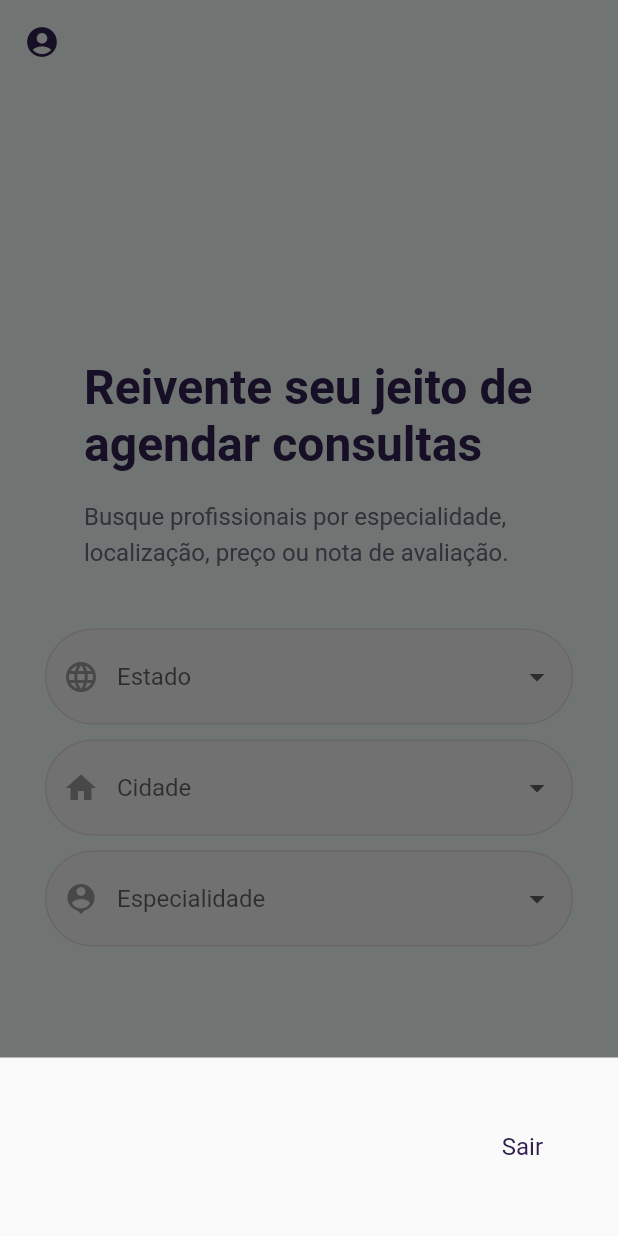
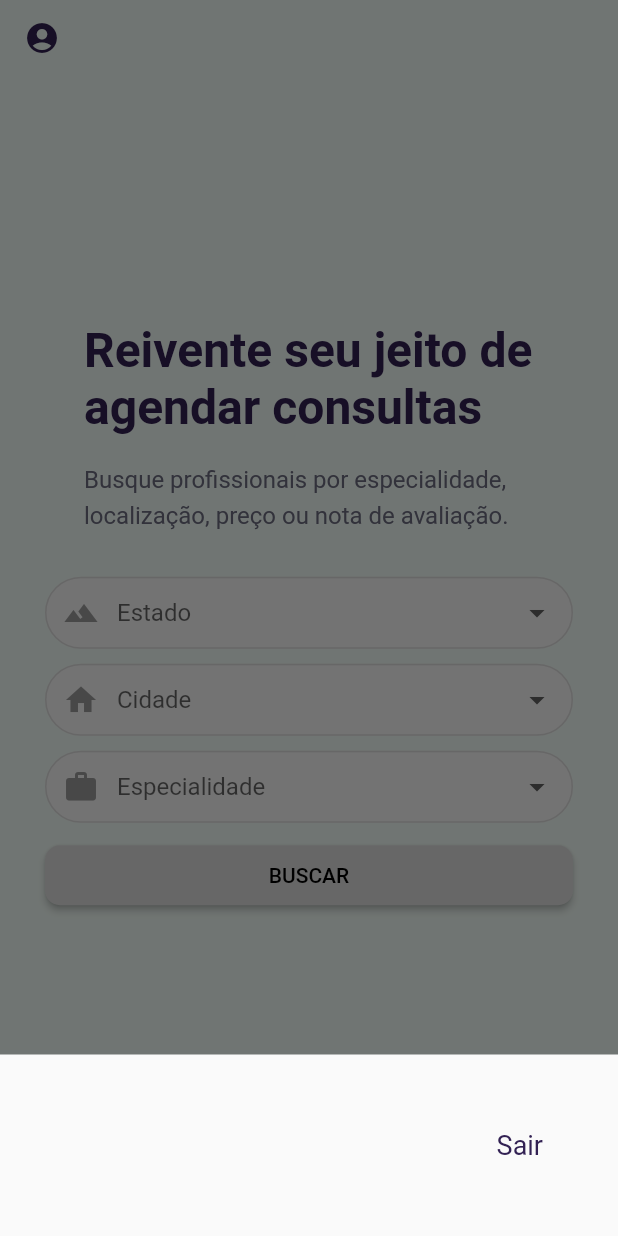
Before and after one commit to jorgeolvr/ConsultaEspertaFlutter, a Flutter app: the Home screen opened directly, after a tap on the "account circle" icon, on a phone screen of 412 x 824 dp. Run offline on Flutter 3.47's test engine with Material 2 defaults, Android fonts, the phone set to English and light mode, and no system bars; our stand-ins replace firebase_auth, flutter_spinkit, font_awesome_flutter, google_fonts; accounts and stored records are empty; Roboto replaces fonts that are missing (Ubuntu).

Commit message:
New corrections in the interface

```diff
--- /dev/null
+++ b/lib/Components/AppBar/index.dart
@@ -0,0 +1,67 @@
+import 'package:flutter/material.dart';
+import 'package:mobile/Models/User/index.dart';
+import 'package:mobile/Services/Authentication/index.dart';
+import 'package:provider/provider.dart';
+
+class CustomAppBar extends StatelessWidget implements PreferredSizeWidget {
+  final Authentication _auth = Authentication();
+
+  @override
+  Widget build(BuildContext context) {
+    // State global para acessar dados do usuário
+    final user = Provider.of<User>(context);
+
+    _showBottomModalSheet() {
+      showModalBottomSheet(
+          context: context,
+          builder: (context) {
+            return Container(
+              padding: EdgeInsets.symmetric(vertical: 50, horizontal: 50),
+              child: Row(
+                mainAxisAlignment: MainAxisAlignment.spaceBetween,
+                children: <Widget>[
+                  Text(
+                    user.displayName,
+                    style: TextStyle(fontSize: 18),
+                  ),
+                  InkWell(
+                    onTap: () async {
+                      await _auth.signOut();
+                      Navigator.pop(context);
+                    },
+                    child: Text(
+                      "Sair",
+                      style: TextStyle(
+                        fontSize: 18,
+                        color: Color(0xFF322153),
+                      ),
+                    ),
+                  ),
+                ],
+              ),
+            );
+          });
+    }
+
+    return new AppBar(
+      brightness: Brightness.light,
+      backgroundColor: Color(0xFFF5FFFA),
+      elevation: 0,
+      leading: IconButton(
+        splashColor: Colors.transparent,
+        highlightColor: Colors.transparent,
+        icon: Icon(
+          Icons.account_circle,
+          //size: 30,
+          color: Color(0xFF322153),
+        ),
+        onPressed: () {
+          _showBottomModalSheet();
+        },
+      ),
+    );
+  }
+
+  @override
+  Size get preferredSize => Size.fromHeight(50);
+}
--- a/lib/Models/User/index.dart
+++ b/lib/Models/User/index.dart
@@ -1,5 +1,6 @@
 class User {
   final String uid;
+  final String displayName;
 
-  User({this.uid});
+  User({this.uid, this.displayName});
 }
--- a/lib/Pages/Home/index.dart
+++ b/lib/Pages/Home/index.dart
@@ -1,6 +1,7 @@
 import 'package:flutter/material.dart';
 import 'package:mobile/Services/Authentication/index.dart';
 import 'package:google_fonts/google_fonts.dart';
+import '../../Components/AppBar/index.dart';
 
 class Home extends StatefulWidget {
   @override
@@ -9,72 +10,17 @@ class Home extends StatefulWidget {
 
 class _HomeState extends State<Home> {
   final Authentication _auth = Authentication();
+
+  // State
   String uf = '';
-
-  void _showSettingsPanel() {
-    showModalBottomSheet(
-        context: context,
-        builder: (context) {
-          return Container(
-            padding: EdgeInsets.symmetric(vertical: 50, horizontal: 50),
-            child: Row(
-              mainAxisAlignment: MainAxisAlignment.spaceBetween,
-              children: <Widget>[
-                FutureBuilder(
-                  future: _auth.getUsername(),
-                  builder: (context, snapshot) {
-                    if (snapshot.hasData) {
-                      return Text(
-                        snapshot.data,
-                        style: TextStyle(fontSize: 16),
-                      );
-                    }
-                    return Container();
-                  },
-                ),
-                InkWell(
-                  onTap: () async {
-                    await _auth.signOut();
-                    Navigator.pop(context);
-                  },
-                  child: Text(
-                    "Sair",
-                    style: TextStyle(
-                      fontSize: 16,
-                      color: Color(0xFF322153),
-                    ),
-                  ),
-                ),
-              ],
-            ),
-          );
-        });
-  }
 
   @override
   Widget build(BuildContext context) {
     return Scaffold(
-      appBar: new AppBar(
-        brightness: Brightness.light,
-        backgroundColor: Color(0xFFF5FFFA),
-        elevation: 0,
-        /*title: Container(
-          width: 40,
-          child: Image.asset("assets/images/simbolo-consulta.png"),
-        ), */
-        leading: IconButton(
-          icon: Icon(
-            Icons.account_circle,
-            color: Color(0xFF322153),
-          ),
-          onPressed: () {
-            _showSettingsPanel();
-          },
-        ),
-      ),
+      appBar: CustomAppBar(),
       backgroundColor: Color(0xFFF5FFFA),
       body: Padding(
-        padding: EdgeInsets.only(left: 30, top: 50, right: 30, bottom: 60),
+        padding: EdgeInsets.only(left: 30, right: 30),
         child: Center(
           child: Column(
             mainAxisAlignment: MainAxisAlignment.center,
@@ -106,9 +52,11 @@ class _HomeState extends State<Home> {
               ),
               Container(
                 width: double.infinity,
-                margin: EdgeInsets.only(top: 40),
+                margin: EdgeInsets.only(top: 30),
                 child: DropdownButtonFormField(
                   decoration: InputDecoration(
+                    contentPadding:
+                        EdgeInsets.symmetric(vertical: 6, horizontal: 6),
                     hintText: "Estado",
                     enabledBorder: OutlineInputBorder(
                       borderRadius: BorderRadius.circular(40),
@@ -145,11 +93,11 @@ class _HomeState extends State<Home> {
                       ),
                     ),
                     prefixIcon: Icon(
-                      Icons.language,
+                      Icons.terrain,
                       color: Colors.grey,
                     ),
                     filled: true,
-                    fillColor: Color(0xFFF7F7F7),
+                    fillColor: Color(0xFFFAFAFA),
                   ),
                   items: ['MG', 'RJ', 'SP'].map((value) {
                     return DropdownMenuItem(child: Text(value), value: value);
@@ -166,6 +114,8 @@ class _HomeState extends State<Home> {
                 margin: EdgeInsets.only(top: 10),
                 child: DropdownButtonFormField(
                   decoration: InputDecoration(
+                    contentPadding:
+                        EdgeInsets.symmetric(vertical: 6, horizontal: 6),
                     hintText: "Cidade",
                     enabledBorder: OutlineInputBorder(
                       borderRadius: BorderRadius.circular(40),
@@ -206,7 +156,7 @@ class _HomeState extends State<Home> {
                       color: Colors.grey,
                     ),
                     filled: true,
-                    fillColor: Color(0xFFF7F7F7),
+                    fillColor: Color(0xFFFAFAFA),
                   ),
                   items: ['MG', 'RJ', 'SP'].map((value) {
                     return DropdownMenuItem(child: Text(value), value: value);
@@ -223,6 +173,8 @@ class _HomeState extends State<Home> {
                 margin: EdgeInsets.only(top: 10),
                 child: DropdownButtonFormField(
                   decoration: InputDecoration(
+                    contentPadding:
+                        EdgeInsets.symmetric(vertical: 6, horizontal: 6),
                     hintText: "Especialidade",
                     enabledBorder: OutlineInputBorder(
                       borderRadius: BorderRadius.circular(40),
@@ -259,13 +211,19 @@ class _HomeState extends State<Home> {
                       ),
                     ),
                     prefixIcon: Icon(
-                      Icons.person_pin,
+                      Icons.work,
                       color: Colors.grey,
                     ),
                     filled: true,
-                    fillColor: Color(0xFFF7F7F7),
+                    fillColor: Color(0xFFFAFAFA),
                   ),
-                  items: ['MG', 'RJ', 'SP'].map((value) {
+                  items: [
+                    'Clínico Geral',
+                    'Cardiologista',
+                    'Oncologista',
+                    'Pediatria',
+                    'Nutricionista'
+                  ].map((value) {
                     return DropdownMenuItem(child: Text(value), value: value);
                   }).toList(),
                   onChanged: (String value) {
@@ -274,11 +232,41 @@ class _HomeState extends State<Home> {
                     });
                   },
                 ),
-              )
+              ),
+              Container(
+                width: double.infinity,
+                height: 40,
+                margin: EdgeInsets.only(top: 15),
+                child: RaisedButton(
+                  onPressed: () {},
+                  child: Text(
+                    "Buscar".toUpperCase(),
+                    style: TextStyle(color: Colors.black),
+                  ),
+                  color: Color(0xFFE0E0E0),
+                  shape: RoundedRectangleBorder(
+                    borderRadius: BorderRadius.circular(10),
+                  ),
+                ),
+              ),
             ],
           ),
         ),
       ),
+      bottomNavigationBar: BottomNavigationBar(items: [
+        BottomNavigationBarItem(
+          icon: Icon(Icons.home),
+          title: Text("Início"),
+        ),
+        BottomNavigationBarItem(
+          icon: Icon(Icons.person),
+          title: Text("Perfil"),
+        ),
+        BottomNavigationBarItem(
+          icon: Icon(Icons.schedule),
+          title: Text("Agenda"),
+        ),
+      ]),
     );
   }
 }
--- a/lib/Pages/Introduction/index.dart
+++ b/lib/Pages/Introduction/index.dart
@@ -12,7 +12,7 @@ class Introduction extends StatelessWidget {
       ),
       backgroundColor: Color(0xFFF5FFFA),
       body: Padding(
-        padding: EdgeInsets.only(left: 30, top: 50, right: 30, bottom: 60),
+        padding: EdgeInsets.only(left: 30, right: 30),
         child: Column(
           crossAxisAlignment: CrossAxisAlignment.start,
           mainAxisAlignment: MainAxisAlignment.center,
@@ -21,7 +21,7 @@ class Introduction extends StatelessWidget {
               margin: EdgeInsets.only(bottom: 50),
               width: 200,
               child: Image.asset(
-                "assets/images/logo-cropped.png",
+                "assets/images/logo.png",
               ),
             ),
             Container(
@@ -53,7 +53,7 @@ class Introduction extends StatelessWidget {
       ),
       bottomNavigationBar: Container(
         width: double.infinity,
-        height: 50,
+        height: 40,
         margin: EdgeInsets.only(left: 30, right: 30, bottom: 35),
         child: RaisedButton(
           onPressed: () {
--- a/lib/Pages/Register/index.dart
+++ b/lib/Pages/Register/index.dart
@@ -45,7 +45,7 @@ class _RegisterState extends State<Register> {
                       margin: EdgeInsets.only(bottom: 50),
                       width: 80,
                       child: Image.asset(
-                        "assets/images/simbolo-consulta.png",
+                        "assets/images/simbolo.png",
                       ),
                     ),
                     Container(
--- a/lib/Pages/Wrapper/index.dart
+++ b/lib/Pages/Wrapper/index.dart
@@ -7,8 +7,8 @@ import 'package:provider/provider.dart';
 class Wrapper extends StatelessWidget {
   @override
   Widget build(BuildContext context) {
+    // State global para acessar dados do usuário
     final user = Provider.of<User>(context);
-    print(user);
 
     if (user == null) {
       return Authenticate();
--- a/lib/Services/Authentication/index.dart
+++ b/lib/Services/Authentication/index.dart
@@ -4,22 +4,15 @@ import '../../Models/User/index.dart';
 class Authentication {
   final FirebaseAuth _auth = FirebaseAuth.instance;
 
+  // Retorna o id e nome do usuário logado no sistema
   User _userFromFirebaseUser(FirebaseUser user) {
-    return user != null ? User(uid: user.uid) : null;
+    return user != null
+        ? User(uid: user.uid, displayName: user.displayName)
+        : null;
   }
 
   Stream<User> get user {
     return _auth.onAuthStateChanged.map(_userFromFirebaseUser);
-  }
-
-  // Retorna o nome do usuário logado no sistema
-  Future<String> getUsername() async {
-    FirebaseUser currentUser = await _auth.currentUser();
-    if (currentUser != null) {
-      return currentUser.displayName;
-    } else {
-      return '';
-    }
   }
 
   // Fazer sign-up com e-mail e senha
```
Also changed, not shown: lib/Pages/Login/index.dart (+18 -17 lines), assets/images/logo.png (renamed from assets/images/logo-cropped.png), assets/images/simbolo.png (renamed from assets/images/simbolo-consulta.png).
